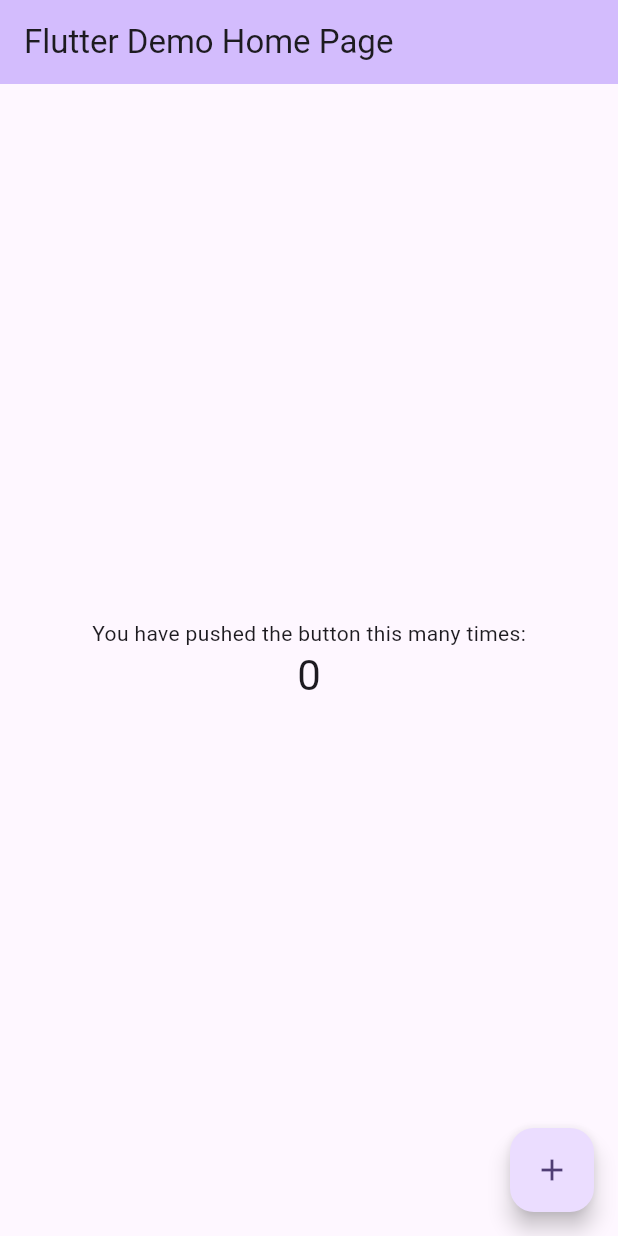
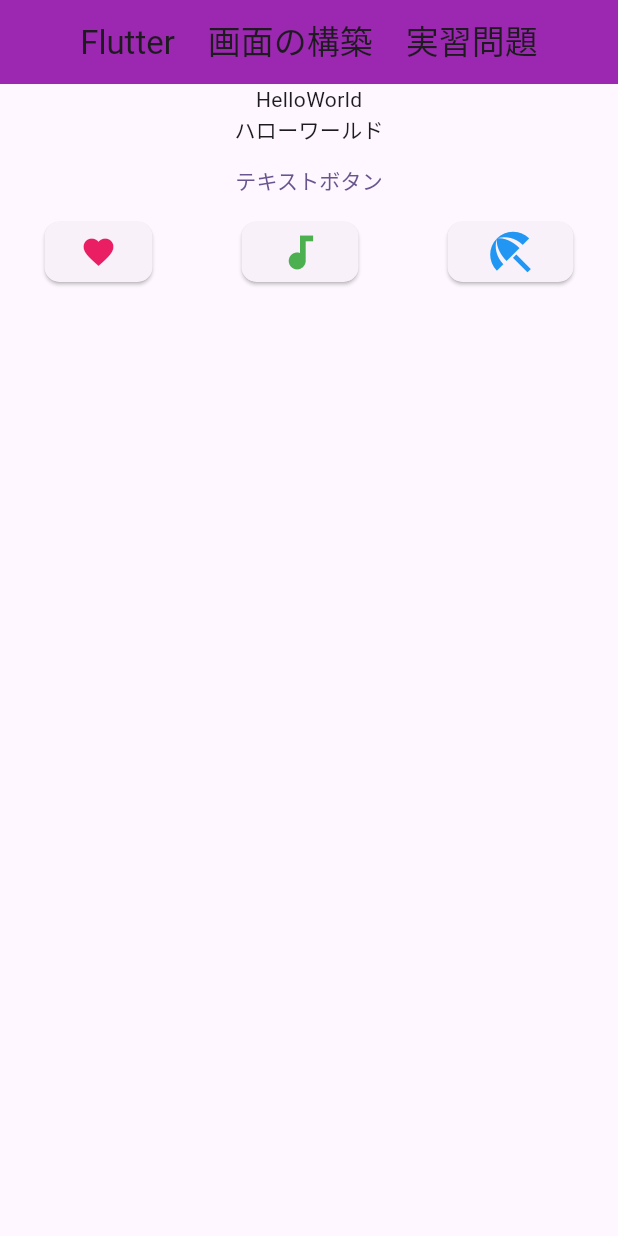
Before and after one commit to UenoHiroaki0604/practice, a Flutter app: the screen it shows after launch, on a phone screen of 412 x 824 dp. Run offline on Flutter 3.47's test engine with Material 3 defaults, Android fonts, the phone set to English and light mode, and no system bars.

Commit message:
add mondai1

```diff
--- a/lib/main.dart
+++ b/lib/main.dart
@@ -7,46 +7,21 @@ void main() {
 class MyApp extends StatelessWidget {
   const MyApp({super.key});
 
-  // This widget is the root of your application.
   @override
   Widget build(BuildContext context) {
     return MaterialApp(
       title: 'Flutter Demo',
       theme: ThemeData(
-        // This is the theme of your application.
-        //
-        // TRY THIS: Try running your application with "flutter run". You'll see
-        // the application has a purple toolbar. Then, without quitting the app,
-        // try changing the seedColor in the colorScheme below to Colors.green
-        // and then invoke "hot reload" (save your changes or press the "hot
-        // reload" button in a Flutter-supported IDE, or press "r" if you used
-        // the command line to start the app).
-        //
-        // Notice that the counter didn't reset back to zero; the application
-        // state is not lost during the reload. To reset the state, use hot
-        // restart instead.
-        //
-        // This works for code too, not just values: Most code changes can be
-        // tested with just a hot reload.
         colorScheme: ColorScheme.fromSeed(seedColor: Colors.deepPurple),
         useMaterial3: true,
       ),
-      home: const MyHomePage(title: 'Flutter Demo Home Page'),
+      home: const MyHomePage(title: 'Flutter　画面の構築　実習問題'),
     );
   }
 }
 
 class MyHomePage extends StatefulWidget {
   const MyHomePage({super.key, required this.title});
-
-  // This widget is the home page of your application. It is stateful, meaning
-  // that it has a State object (defined below) that contains fields that affect
-  // how it looks.
-
-  // This class is the configuration for the state. It holds the values (in this
-  // case the title) provided by the parent (in this case the App widget) and
-  // used by the build method of the State. Fields in a Widget subclass are
-  // always marked "final".
 
   final String title;
 
@@ -55,71 +30,68 @@ class MyHomePage extends StatefulWidget {
 }
 
 class _MyHomePageState extends State<MyHomePage> {
-  int _counter = 0;
-
-  void _incrementCounter() {
-    setState(() {
-      // This call to setState tells the Flutter framework that something has
-      // changed in this State, which causes it to rerun the build method below
-      // so that the display can reflect the updated values. If we changed
-      // _counter without calling setState(), then the build method would not be
-      // called again, and so nothing would appear to happen.
-      _counter++;
-    });
-  }
-
   @override
   Widget build(BuildContext context) {
-    // This method is rerun every time setState is called, for instance as done
-    // by the _incrementCounter method above.
-    //
-    // The Flutter framework has been optimized to make rerunning build methods
-    // fast, so that you can just rebuild anything that needs updating rather
-    // than having to individually change instances of widgets.
     return Scaffold(
       appBar: AppBar(
-        // TRY THIS: Try changing the color here to a specific color (to
-        // Colors.amber, perhaps?) and trigger a hot reload to see the AppBar
-        // change color while the other colors stay the same.
-        backgroundColor: Theme.of(context).colorScheme.inversePrimary,
-        // Here we take the value from the MyHomePage object that was created by
-        // the App.build method, and use it to set our appbar title.
         title: Text(widget.title),
+        centerTitle: true,
+        backgroundColor: Colors.purple,
       ),
-      body: Center(
-        // Center is a layout widget. It takes a single child and positions it
-        // in the middle of the parent.
-        child: Column(
-          // Column is also a layout widget. It takes a list of children and
-          // arranges them vertically. By default, it sizes itself to fit its
-          // children horizontally, and tries to be as tall as its parent.
-          //
-          // Column has various properties to control how it sizes itself and
-          // how it positions its children. Here we use mainAxisAlignment to
-          // center the children vertically; the main axis here is the vertical
-          // axis because Columns are vertical (the cross axis would be
-          // horizontal).
-          //
-          // TRY THIS: Invoke "debug painting" (choose the "Toggle Debug Paint"
-          // action in the IDE, or press "p" in the console), to see the
-          // wireframe for each widget.
-          mainAxisAlignment: MainAxisAlignment.center,
-          children: <Widget>[
-            const Text(
-              'You have pushed the button this many times:',
-            ),
-            Text(
-              '$_counter',
-              style: Theme.of(context).textTheme.headlineMedium,
-            ),
-          ],
-        ),
+      body: Column(
+        children: [
+          const Text("HelloWorld"),
+          const Text("ハローワールド"),
+          TextButton(
+            onPressed: () => {print("ボタンが押されたよ")},
+            child: const Text("テキストボタン"),
+          ),
+          Row(
+            mainAxisAlignment: MainAxisAlignment.spaceAround,
+            children: [
+              ElevatedButton(
+                style: ElevatedButton.styleFrom(
+                  shape: RoundedRectangleBorder(
+                    borderRadius: BorderRadius.circular(10), // 角丸を適用
+                  ),
+                ),
+                onPressed: () {},
+                child: const Icon(
+                  Icons.favorite,
+                  color: Colors.pink,
+                  size: 24.0,
+                ),
+              ),
+              ElevatedButton(
+                style: ElevatedButton.styleFrom(
+                  shape: RoundedRectangleBorder(
+                    borderRadius: BorderRadius.circular(10), // 角丸を適用
+                  ),
+                ),
+                onPressed: () {},
+                child: const Icon(
+                  Icons.audiotrack,
+                  color: Colors.green,
+                  size: 30.0,
+                ),
+              ),
+              ElevatedButton(
+                style: ElevatedButton.styleFrom(
+                  shape: RoundedRectangleBorder(
+                    borderRadius: BorderRadius.circular(10), // 角丸を適用
+                  ),
+                ),
+                onPressed: () {},
+                child: const Icon(
+                  Icons.beach_access,
+                  color: Colors.blue,
+                  size: 36.0,
+                ),
+              ),
+            ],
+          ),
+        ],
       ),
-      floatingActionButton: FloatingActionButton(
-        onPressed: _incrementCounter,
-        tooltip: 'Increment',
-        child: const Icon(Icons.add),
-      ), // This trailing comma makes auto-formatting nicer for build methods.
     );
   }
 }
```
